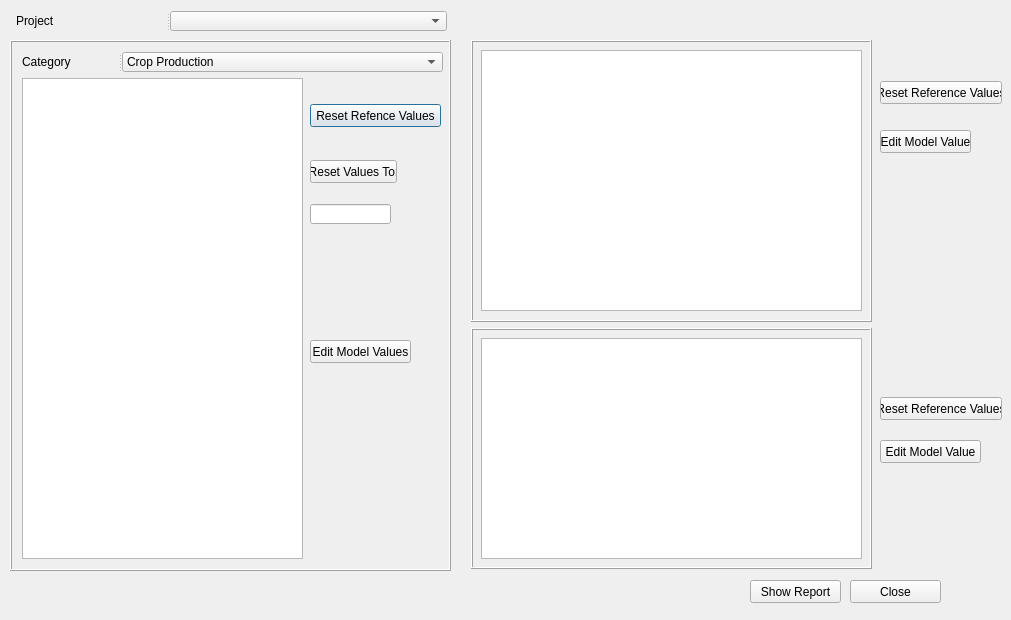
Above: src/openihm/gui/designs/ui_simulation.ui from snim2mirror/openihm before the change. Below: the same form after it.
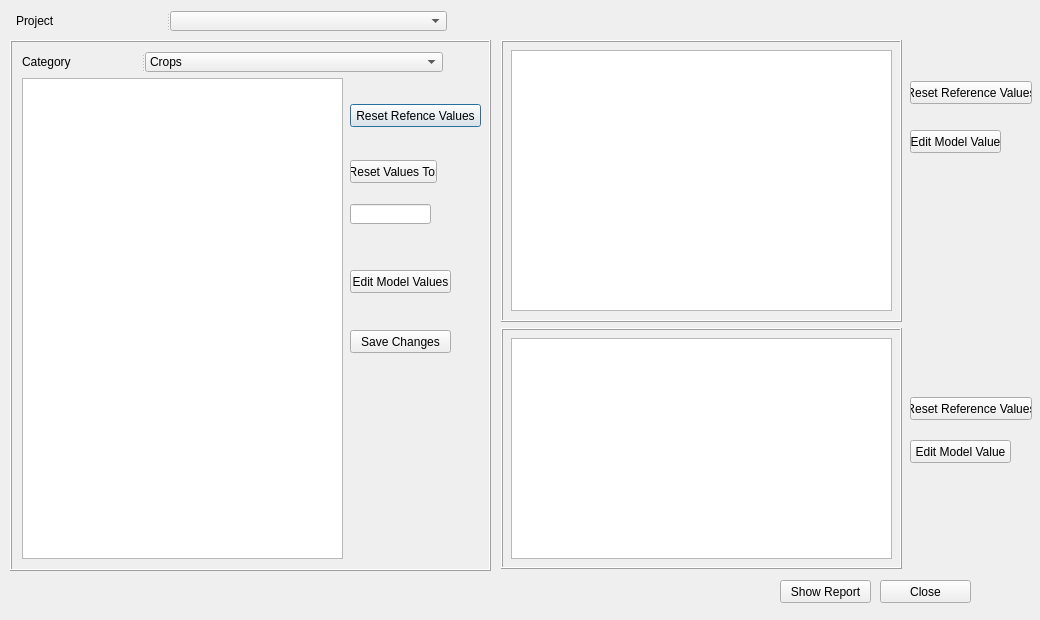
That is the form after the change.

Diff of the .ui file:
```diff
--- a/src/openihm/gui/designs/ui_simulation.ui
+++ b/src/openihm/gui/designs/ui_simulation.ui
@@ -6,13 +6,13 @@
    <rect>
     <x>0</x>
     <y>0</y>
-    <width>1011</width>
+    <width>1040</width>
     <height>620</height>
    </rect>
   </property>
   <property name="minimumSize">
    <size>
-    <width>1011</width>
+    <width>1040</width>
     <height>620</height>
    </size>
   </property>
@@ -24,7 +24,7 @@
     <rect>
      <x>10</x>
      <y>40</y>
-     <width>441</width>
+     <width>481</width>
      <height>531</height>
     </rect>
    </property>
@@ -43,7 +43,7 @@
    <widget class="QPushButton" name="btnClearIncomeValues">
     <property name="geometry">
      <rect>
-      <x>300</x>
+      <x>340</x>
       <y>64</y>
       <width>131</width>
       <height>23</height>
@@ -56,7 +56,7 @@
    <widget class="QPushButton" name="btnResetIncome">
     <property name="geometry">
      <rect>
-      <x>300</x>
+      <x>340</x>
       <y>120</y>
       <width>87</width>
       <height>23</height>
@@ -66,10 +66,10 @@
      <string>Reset Values To:</string>
     </property>
    </widget>
-   <widget class="QLineEdit" name="lineEdit">
+   <widget class="QLineEdit" name="txtIncomeDefaultValues">
     <property name="geometry">
      <rect>
-      <x>300</x>
+      <x>340</x>
       <y>164</y>
       <width>81</width>
       <height>20</height>
@@ -96,7 +96,7 @@
     <widget class="QComboBox" name="cmbIncomeSources">
      <item>
       <property name="text">
-       <string>Crop Production</string>
+       <string>Crops</string>
       </property>
      </item>
      <item>
@@ -111,12 +111,12 @@
      </item>
      <item>
       <property name="text">
-       <string>Social Tansfers</string>
+       <string>Informal Tansfers</string>
       </property>
      </item>
      <item>
       <property name="text">
-       <string>Organisational Transfers</string>
+       <string>Formal Transfers</string>
       </property>
      </item>
      <item>
@@ -131,7 +131,7 @@
      <rect>
       <x>12</x>
       <y>38</y>
-      <width>281</width>
+      <width>321</width>
       <height>481</height>
      </rect>
     </property>
@@ -145,8 +145,8 @@
    <widget class="QPushButton" name="btnEditIncome">
     <property name="geometry">
      <rect>
-      <x>300</x>
-      <y>300</y>
+      <x>340</x>
+      <y>230</y>
       <width>101</width>
       <height>23</height>
      </rect>
@@ -155,11 +155,24 @@
      <string>Edit Model Values</string>
     </property>
    </widget>
+   <widget class="QPushButton" name="btnSaveIncome">
+    <property name="geometry">
+     <rect>
+      <x>340</x>
+      <y>290</y>
+      <width>101</width>
+      <height>23</height>
+     </rect>
+    </property>
+    <property name="text">
+     <string>Save Changes</string>
+    </property>
+   </widget>
   </widget>
   <widget class="QFrame" name="frame_3">
    <property name="geometry">
     <rect>
-     <x>471</x>
+     <x>501</x>
      <y>40</y>
      <width>401</width>
      <height>282</height>
@@ -191,7 +204,7 @@
   <widget class="QFrame" name="frame_4">
    <property name="geometry">
     <rect>
-     <x>471</x>
+     <x>501</x>
      <y>328</y>
      <width>401</width>
      <height>241</height>
@@ -223,7 +236,7 @@
   <widget class="QPushButton" name="btnClearExpenditureValues">
    <property name="geometry">
     <rect>
-     <x>880</x>
+     <x>910</x>
      <y>81</y>
      <width>122</width>
      <height>23</height>
@@ -236,7 +249,7 @@
   <widget class="QPushButton" name="btnClearDietValues">
    <property name="geometry">
     <rect>
-     <x>880</x>
+     <x>910</x>
      <y>397</y>
      <width>122</width>
      <height>23</height>
@@ -272,7 +285,7 @@
   <widget class="QPushButton" name="btnSaveDataTable">
    <property name="geometry">
     <rect>
-     <x>750</x>
+     <x>780</x>
      <y>580</y>
      <width>91</width>
      <height>23</height>
@@ -285,7 +298,7 @@
   <widget class="QPushButton" name="btnClose">
    <property name="geometry">
     <rect>
-     <x>850</x>
+     <x>880</x>
      <y>580</y>
      <width>91</width>
      <height>23</height>
@@ -298,7 +311,7 @@
   <widget class="QPushButton" name="btnEditStandardOfLiving">
    <property name="geometry">
     <rect>
-     <x>880</x>
+     <x>910</x>
      <y>130</y>
      <width>91</width>
      <height>23</height>
@@ -311,7 +324,7 @@
   <widget class="QPushButton" name="btnEditDiet">
    <property name="geometry">
     <rect>
-     <x>880</x>
+     <x>910</x>
      <y>440</y>
      <width>101</width>
      <height>23</height>
```
Left out of the diff: 52 changed lines with no effect on the pictures.
